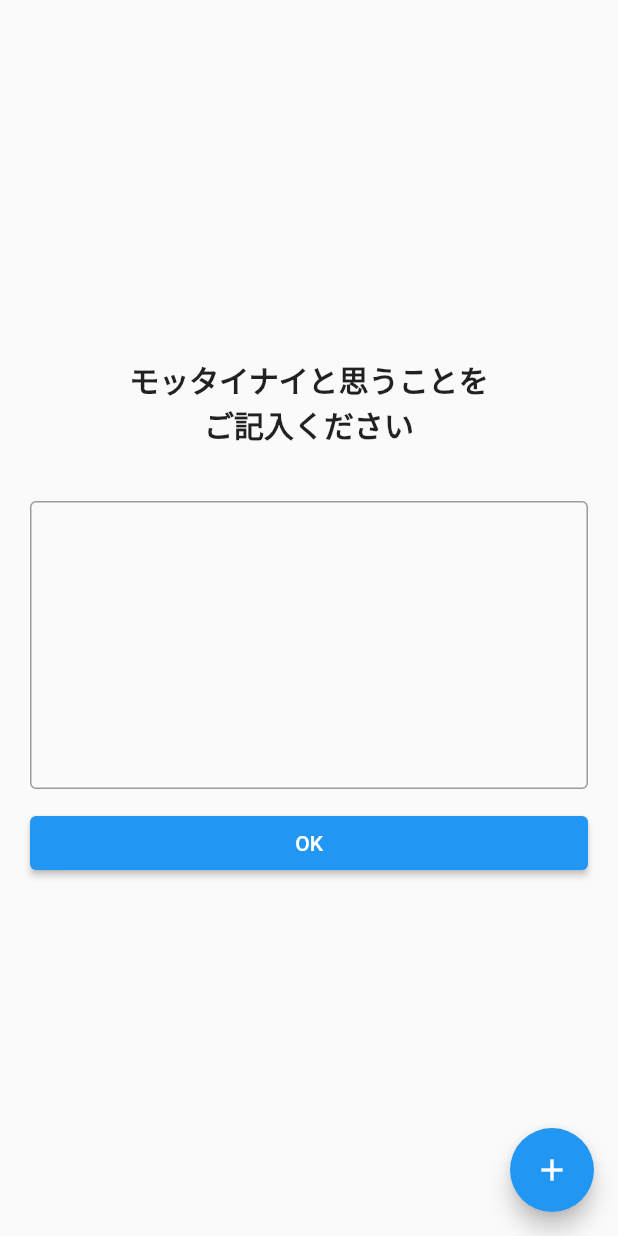
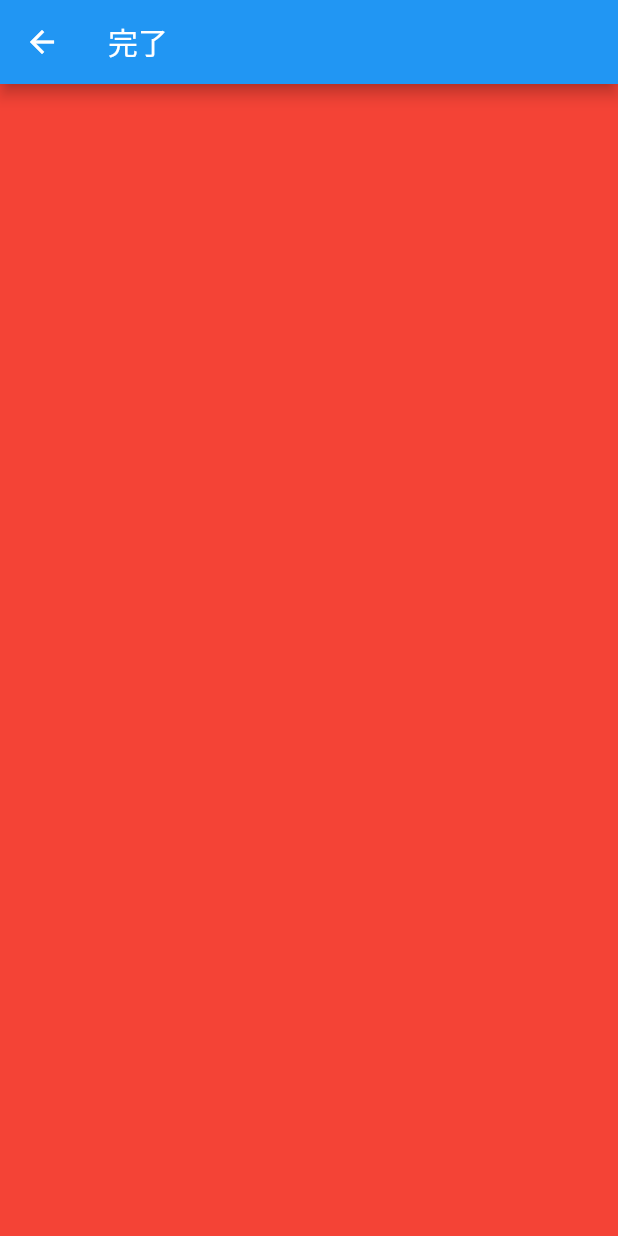
Before and after one commit to kenshukubo/test_flutter, a Flutter app: the screen it shows after launch, after a tap on "OK", on a phone screen of 412 x 824 dp. Run offline on Flutter 3.47's test engine with Material 2 defaults, Android fonts, the phone set to English and light mode, and no system bars.

Commit message:
画面遷移

```diff
--- a/lib/main.dart
+++ b/lib/main.dart
@@ -1,4 +1,5 @@
 import 'package:flutter/material.dart';
+import 'package:test_flutter/submitted.dart';
 
 void main() {
   runApp(const MyApp());
@@ -15,7 +16,14 @@ class MyApp extends StatelessWidget {
       theme: ThemeData(
         primarySwatch: Colors.blue,
       ),
-      home: const MyHomePage(title: 'Flutter Demo Home Page'),
+      // home: const MyHomePage(title: 'Flutter Demo Home Page'),
+      initialRoute: '/',
+      routes: {
+        // 初期画面のclassを指定
+        '/': (context) => MyHomePage(title: 'Flutter Demo Home Page'),
+        // 次ページのclassを指定
+        '/submitted': (context) => Submitted(),
+      },
     );
   }
 }
@@ -47,7 +55,7 @@ class _MyHomePageState extends State<MyHomePage> {
           children: <Widget>[
             // Image.asset('images/nomikai_happy.png'),
             Text(
-                'モッタイナイと思うことを\nご記入ください',
+                'それは無いだろと思うことを\nご記入ください',
                 style: TextStyle(fontSize: 20, fontWeight: FontWeight.bold),
                 textAlign: TextAlign.center,
             ),
@@ -71,7 +79,9 @@ class _MyHomePageState extends State<MyHomePage> {
                     width: double.infinity,
                     child:  ElevatedButton(
                       child: const Text('OK'),
-                      onPressed: () {},
+                      onPressed: () {
+                        Navigator.pushNamed(context, '/submitted');
+                      },
                     )
                 )
             )
--- /dev/null
+++ b/lib/submitted.dart
@@ -0,0 +1,16 @@
+import 'package:flutter/material.dart';
+
+class Submitted extends StatelessWidget {
+  @override
+  Widget build(BuildContext context) {
+    return Scaffold(
+      appBar: AppBar(
+        title: Text('完了'),
+      ),
+      body: Container(
+        color: Colors.red,
+      ),
+    );
+  }
+
+}
```
